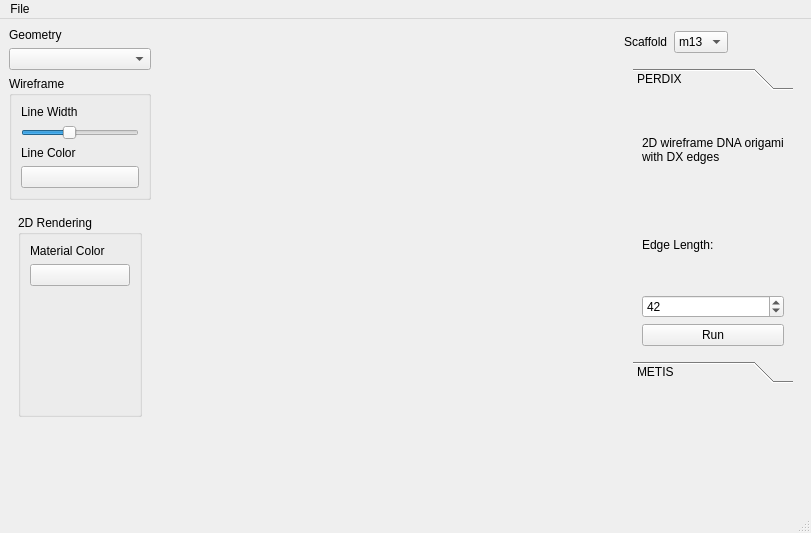
Above: ui/AthenaMainWindow.ui from lcbb/athena before the change. Below: the same form after it.
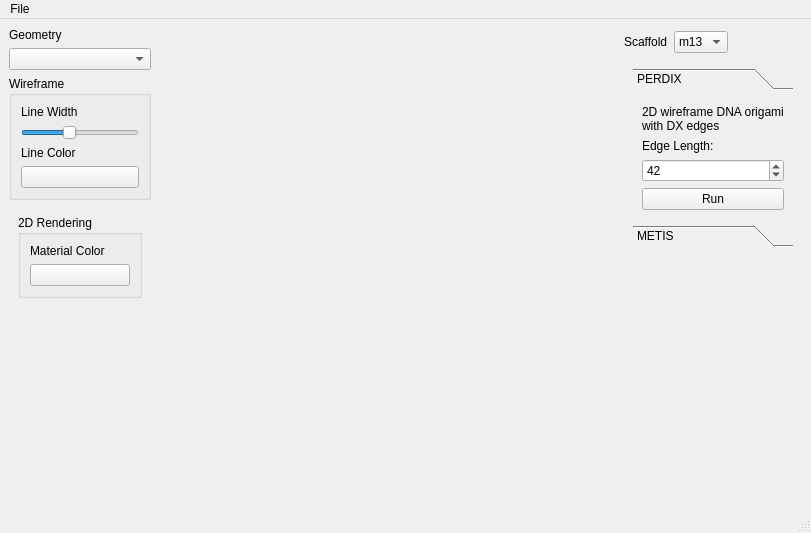
That is the form after the change. Custom widgets are drawn as their Qt base class.

Commit message: Fix custom widgets to look nicer

What changed in the file:
```diff
--- a/ui/AthenaMainWindow.ui
+++ b/ui/AthenaMainWindow.ui
@@ -139,9 +139,9 @@
            </widget>
           </item>
           <item>
-           <widget class="QStackedWidget" name="renderControls">
+           <widget class="AutoResizingStackedWidget" name="renderControls">
             <property name="sizePolicy">
-             <sizepolicy hsizetype="Maximum" vsizetype="Preferred">
+             <sizepolicy hsizetype="Maximum" vsizetype="Maximum">
               <horstretch>0</horstretch>
               <verstretch>0</verstretch>
              </sizepolicy>
@@ -151,7 +151,7 @@
             </property>
             <widget class="QWidget" name="controls_2D">
              <property name="sizePolicy">
-              <sizepolicy hsizetype="Minimum" vsizetype="Preferred">
+              <sizepolicy hsizetype="Minimum" vsizetype="Expanding">
                <horstretch>0</horstretch>
                <verstretch>0</verstretch>
               </sizepolicy>
@@ -160,7 +160,7 @@
               <item>
                <widget class="QGroupBox" name="groupBox_2">
                 <property name="sizePolicy">
-                 <sizepolicy hsizetype="Minimum" vsizetype="Preferred">
+                 <sizepolicy hsizetype="Minimum" vsizetype="Maximum">
                   <horstretch>0</horstretch>
                   <verstretch>0</verstretch>
                  </sizepolicy>
@@ -189,19 +189,6 @@
                    </property>
                   </widget>
                  </item>
-                 <item>
-                  <spacer name="verticalSpacer_2">
-                   <property name="orientation">
-                    <enum>Qt::Vertical</enum>
-                   </property>
-                   <property name="sizeHint" stdset="0">
-                    <size>
-                     <width>20</width>
-                     <height>40</height>
-                    </size>
-                   </property>
-                  </spacer>
-                 </item>
                 </layout>
                </widget>
               </item>
@@ -209,7 +196,7 @@
             </widget>
             <widget class="QWidget" name="controls_3D">
              <property name="sizePolicy">
-              <sizepolicy hsizetype="Minimum" vsizetype="Preferred">
+              <sizepolicy hsizetype="Minimum" vsizetype="Ignored">
                <horstretch>0</horstretch>
                <verstretch>0</verstretch>
               </sizepolicy>
@@ -376,7 +363,7 @@
           <item>
            <widget class="AutoResizingStackedWidget" name="toolControls">
             <property name="sizePolicy">
-             <sizepolicy hsizetype="Maximum" vsizetype="Preferred">
+             <sizepolicy hsizetype="Maximum" vsizetype="Maximum">
               <horstretch>0</horstretch>
               <verstretch>0</verstretch>
              </sizepolicy>
@@ -388,9 +375,21 @@
              <number>0</number>
             </property>
             <widget class="QWidget" name="tools_2D">
+             <property name="sizePolicy">
+              <sizepolicy hsizetype="Preferred" vsizetype="Maximum">
+               <horstretch>0</horstretch>
+               <verstretch>0</verstretch>
+              </sizepolicy>
+             </property>
              <layout class="QHBoxLayout" name="horizontalLayout_6">
               <item>
                <widget class="QToolBox" name="toolBox">
+                <property name="sizePolicy">
+                 <sizepolicy hsizetype="Maximum" vsizetype="Maximum">
+                  <horstretch>0</horstretch>
+                  <verstretch>0</verstretch>
+                 </sizepolicy>
+                </property>
                 <property name="frameShadow">
                  <enum>QFrame::Plain</enum>
                 </property>
@@ -401,11 +400,17 @@
                  <property name="geometry">
                   <rect>
                    <x>0</x>
-                   <y>0</y>
+                   <y>-66</y>
                    <width>143</width>
-                   <height>254</height>
+                   <height>118</height>
                   </rect>
                  </property>
+                 <property name="sizePolicy">
+                  <sizepolicy hsizetype="Maximum" vsizetype="Maximum">
+                   <horstretch>0</horstretch>
+                   <verstretch>0</verstretch>
+                  </sizepolicy>
+                 </property>
                  <attribute name="label">
                   <string>PERDIX</string>
                  </attribute>
@@ -453,9 +458,15 @@
                    <x>0</x>
                    <y>0</y>
                    <width>143</width>
-                   <height>254</height>
+                   <height>164</height>
                   </rect>
                  </property>
+                 <property name="sizePolicy">
+                  <sizepolicy hsizetype="Ignored" vsizetype="Ignored">
+                   <horstretch>0</horstretch>
+                   <verstretch>0</verstretch>
+                  </sizepolicy>
+                 </property>
                  <attribute name="label">
                   <string>METIS</string>
                  </attribute>
@@ -518,6 +529,12 @@
              </layout>
             </widget>
             <widget class="QWidget" name="tools_3D">
+             <property name="sizePolicy">
+              <sizepolicy hsizetype="Ignored" vsizetype="Ignored">
+               <horstretch>0</horstretch>
+               <verstretch>0</verstretch>
+              </sizepolicy>
+             </property>
              <layout class="QHBoxLayout" name="horizontalLayout_8">
               <item>
                <widget class="QToolBox" name="toolBox_2">
@@ -530,7 +547,7 @@
                    <x>0</x>
                    <y>0</y>
                    <width>143</width>
-                   <height>254</height>
+                   <height>208</height>
                   </rect>
                  </property>
                  <attribute name="label">
@@ -617,19 +634,6 @@
                     </property>
                    </widget>
                   </item>
-                  <item>
-                   <spacer name="verticalSpacer_3">
-                    <property name="orientation">
-                     <enum>Qt::Vertical</enum>
-                    </property>
-                    <property name="sizeHint" stdset="0">
-                     <size>
-                      <width>20</width>
-                      <height>40</height>
-                     </size>
-                    </property>
-                   </spacer>
-                  </item>
                  </layout>
                 </widget>
                 <widget class="QWidget" name="page_4">
@@ -638,7 +642,7 @@
                    <x>0</x>
                    <y>0</y>
                    <width>143</width>
-                   <height>228</height>
+                   <height>124</height>
                   </rect>
                  </property>
                  <attribute name="label">
```
The commit also changes 1 other file.
